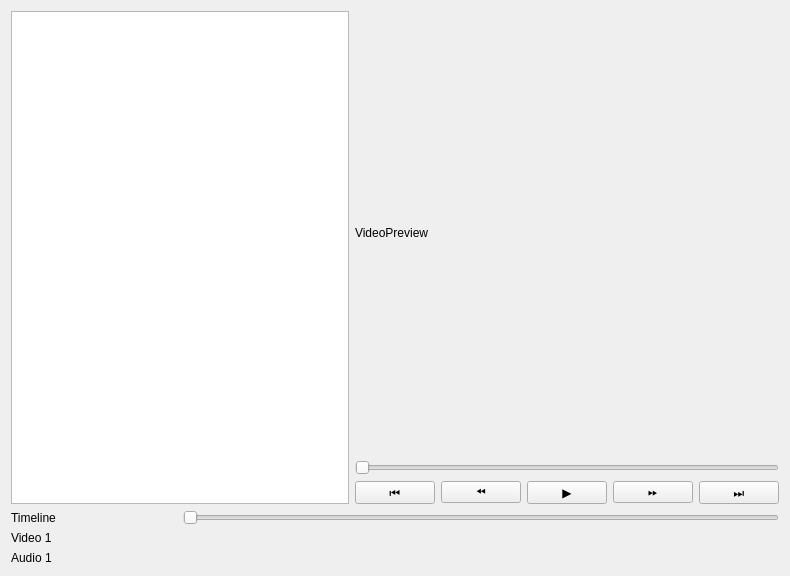
First picture: the form in src/ui/videoeditor.ui, repository AniMathIO/ManimStudio, before the edit.
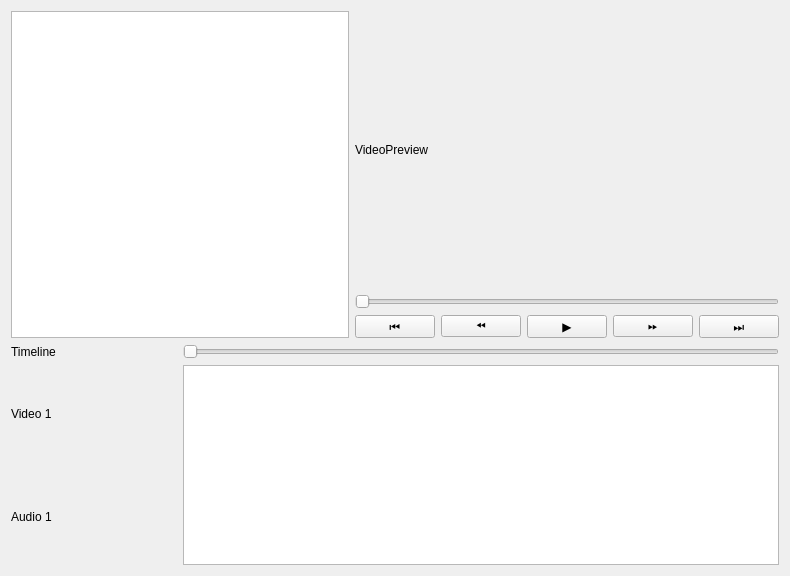
Second picture: the form after the edit.

Commit message: feat(videoeditor): implemented base timeline, working on enchancements

Diff of the .ui file:
```diff
--- a/src/ui/videoeditor.ui
+++ b/src/ui/videoeditor.ui
@@ -119,6 +119,22 @@
        </property>
       </widget>
      </item>
+     <item row="3" column="1" rowspan="2" colspan="3">
+      <widget class="QGraphicsView" name="timelineGraphicsView">
+       <property name="sizePolicy">
+        <sizepolicy hsizetype="Minimum" vsizetype="Minimum">
+         <horstretch>0</horstretch>
+         <verstretch>0</verstretch>
+        </sizepolicy>
+       </property>
+       <property name="minimumSize">
+        <size>
+         <width>0</width>
+         <height>200</height>
+        </size>
+       </property>
+      </widget>
+     </item>
     </layout>
    </item>
   </layout>
```
The commit also changes 7 other files.
